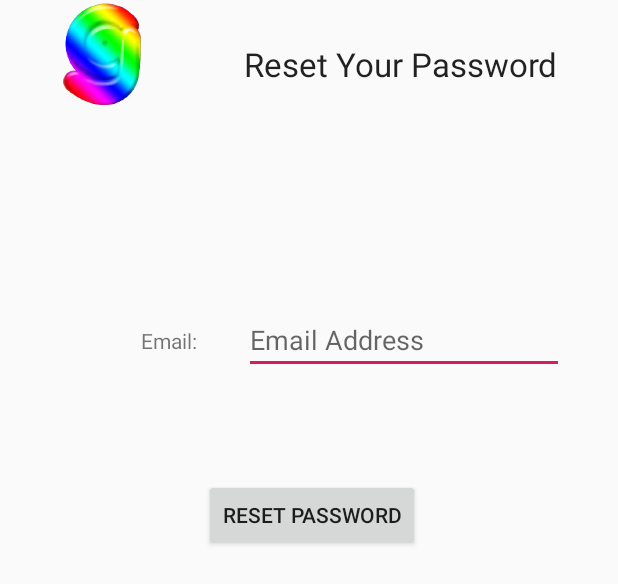
After one commit to steensia/ChromaGlob, an Android app: the layout fragment_forgot_password.xml on its own in the app's theme, with its tools: preview values and no code run, on a phone screen of 412 x 824 dp. The commit adds this screen. Shown: the top 584 px of the screen. Run offline under Robolectric (Android 15) with nearby library versions, the phone set to English and light mode, and no system bars.

Commit message:
Setup scene for password reset. Unable to test currently, but this should work.

```diff
--- a/ChromaGlobs/app/src/main/java/com/asimplenerd/chromaglobs/LoginFields.java
+++ b/ChromaGlobs/app/src/main/java/com/asimplenerd/chromaglobs/LoginFields.java
@@ -275,7 +275,7 @@ public class LoginFields extends Fragment implements View.OnClickListener {
 
     private void resetPassword(View view) {
         Log.d("Password", "Reset requested");
-
+        ((MainActivity) getActivity()).swapToNewFragment(new ForgotPassword(), true);
     }
 
     private void createNewAccount(View view) {
--- a/ChromaGlobs/app/src/main/res/layout/fragment_create_account.xml
+++ b/ChromaGlobs/app/src/main/res/layout/fragment_create_account.xml
@@ -69,7 +69,7 @@
             android:id="@+id/confirmLabel"
             android:layout_width="wrap_content"
             android:layout_height="wrap_content"
-            android:layout_marginStart="60dp"
+            android:layout_marginStart="28dp"
             android:layout_marginTop="40dp"
             android:text="Comfirm: "
             app:layout_constraintStart_toStartOf="parent"
@@ -80,12 +80,12 @@
             android:layout_width="wrap_content"
             android:layout_height="wrap_content"
             android:layout_marginStart="20dp"
-            android:layout_marginTop="20dp"
+            android:layout_marginTop="16dp"
             android:ems="10"
             android:hint="Confirm Password"
             android:inputType="textPassword"
             app:layout_constraintEnd_toEndOf="parent"
-            app:layout_constraintHorizontal_bias="0.0"
+            app:layout_constraintHorizontal_bias="0.066"
             app:layout_constraintStart_toEndOf="@+id/confirmLabel"
             app:layout_constraintTop_toBottomOf="@+id/passwordField" />
 
--- /dev/null
+++ b/ChromaGlobs/app/src/main/res/layout/fragment_forgot_password.xml
@@ -0,0 +1,65 @@
+<?xml version="1.0" encoding="utf-8"?>
+<FrameLayout xmlns:android="http://schemas.android.com/apk/res/android"
+    xmlns:app="http://schemas.android.com/apk/res-auto"
+    xmlns:tools="http://schemas.android.com/tools"
+    android:layout_width="match_parent"
+    android:layout_height="match_parent"
+    tools:context=".ForgotPassword">
+
+    <androidx.constraintlayout.widget.ConstraintLayout
+        android:layout_width="match_parent"
+        android:layout_height="391dp">
+
+        <ImageView
+            android:id="@+id/imageView3"
+            android:layout_width="104dp"
+            android:layout_height="71dp"
+            android:layout_marginStart="16dp"
+            android:src="@drawable/rainbow_logo"
+            app:layout_constraintStart_toStartOf="parent"
+            app:layout_constraintTop_toTopOf="parent" />
+
+        <TextView
+            android:id="@+id/textView"
+            android:layout_width="wrap_content"
+            android:layout_height="wrap_content"
+            android:layout_marginTop="28dp"
+            android:layout_marginEnd="40dp"
+            android:text="Reset Your Password"
+            android:textAppearance="@style/TextAppearance.AppCompat.Large"
+            app:layout_constraintEnd_toEndOf="parent"
+            app:layout_constraintTop_toTopOf="parent" />
+
+        <TextView
+            android:id="@+id/emailLabel"
+            android:layout_width="wrap_content"
+            android:layout_height="wrap_content"
+            android:layout_marginTop="146dp"
+            android:layout_marginEnd="28dp"
+            android:text="Email: "
+            app:layout_constraintEnd_toStartOf="@+id/emailField"
+            app:layout_constraintTop_toBottomOf="@+id/imageView3" />
+
+        <EditText
+            android:id="@+id/emailField"
+            android:layout_width="wrap_content"
+            android:layout_height="wrap_content"
+            android:layout_marginEnd="36dp"
+            android:layout_marginBottom="70dp"
+            android:ems="10"
+            android:hint="Email Address"
+            android:inputType="textEmailAddress"
+            app:layout_constraintBottom_toTopOf="@+id/resetPassButton"
+            app:layout_constraintEnd_toEndOf="parent" />
+
+        <Button
+            android:id="@+id/resetPassButton"
+            android:layout_width="wrap_content"
+            android:layout_height="wrap_content"
+            android:layout_marginEnd="132dp"
+            android:layout_marginBottom="24dp"
+            android:text="Reset Password"
+            app:layout_constraintBottom_toBottomOf="parent"
+            app:layout_constraintEnd_toEndOf="parent" />
+    </androidx.constraintlayout.widget.ConstraintLayout>
+</FrameLayout>
```
Also changed, not shown: ChromaGlobs/app/src/main/java/com/asimplenerd/chromaglobs/CreateAccountFragment.java (+10 -1 lines), ChromaGlobs/app/src/main/java/com/asimplenerd/chromaglobs/ForgotPassword.java (added, +148 -0 lines).
